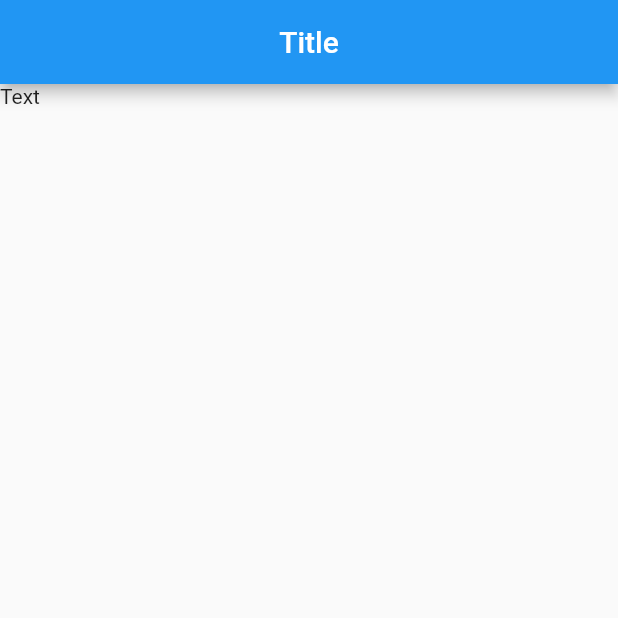
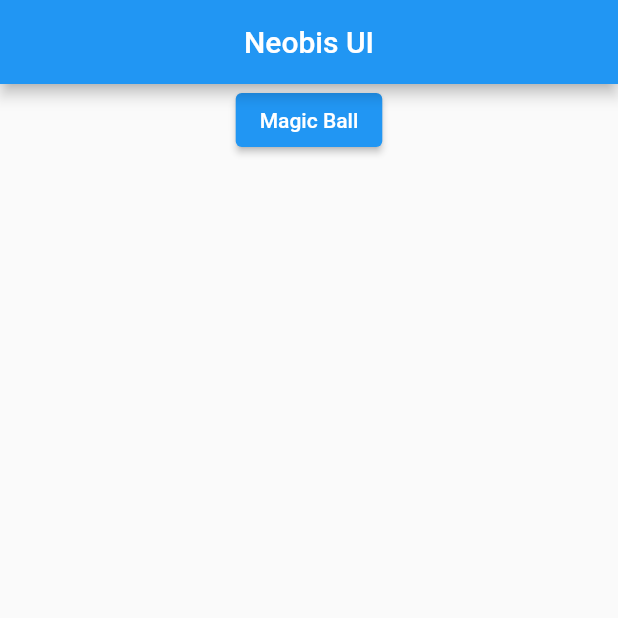
Before and after one commit to MorgueMorg/Neobis-UI-Apps, a Flutter app: the screen it shows after launch, on a phone screen of 412 x 824 dp, the top half of it. Run offline on Flutter 3.47's test engine with Material 2 defaults, Android fonts, the phone set to English and light mode, and no system bars.

Commit message:
Added magic_ball_app :rocket:

```diff
--- a/lib/main.dart
+++ b/lib/main.dart
@@ -1,4 +1,5 @@
 import 'package:flutter/material.dart';
+import 'package:neobisui/apps/magic_ball_app.dart';
 
 void main() => runApp(MyApp());
 
@@ -6,12 +7,32 @@ class MyApp extends StatelessWidget {
   @override
   Widget build(BuildContext context) {
     return MaterialApp(
-      home: Scaffold(
-        appBar: AppBar(
-          title: Text("Title"),
-          centerTitle: true,
+      home: MyHomePage(),
+      routes: {
+        '/magic_ball': (context) => BallPage(),
+      },
+    );
+  }
+}
+
+class MyHomePage extends StatelessWidget {
+  @override
+  Widget build(BuildContext context) {
+    return Scaffold(
+      appBar: AppBar(
+        title: Text('Neobis UI'),
+        centerTitle: true,
+      ),
+      body: Center(
+        child: Column(
+          children: <Widget>[
+            ElevatedButton(
+                onPressed: () {
+                  Navigator.pushNamed(context, '/magic_ball');
+                },
+                child: Text('Magic Ball')),
+          ],
         ),
-        body: Container(child: Text("Text")),
       ),
     );
   }
```
Also changed, not shown: lib/apps/magic_ball_app.dart (added, +50 -0 lines), images/ball1.png (added), images/ball2.png (added), images/ball3.png (added), images/ball4.png (added), images/ball5.png (added).
